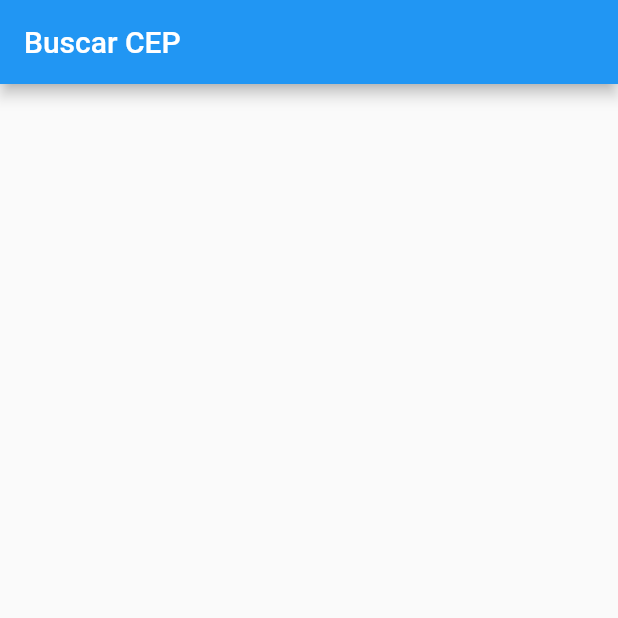
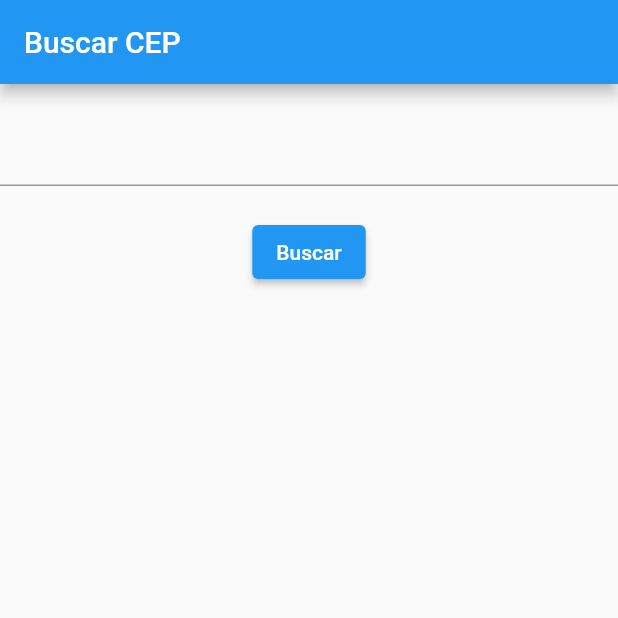
Before and after one commit to fabxw/cep_app_bloc, a Flutter app: the screen it shows after launch, on a phone screen of 412 x 824 dp, the top half of it. Run offline on Flutter 3.47's test engine with Material 2 defaults, Android fonts, the phone set to English and light mode, and no system bars; our stand-ins replace dio.

Commit message:
base busca cep sem bloc ok

```diff
--- a/lib/pages/home_page.dart
+++ b/lib/pages/home_page.dart
@@ -1,3 +1,6 @@
+import 'package:cep_app_bloc/models/endereco_model.dart';
+import 'package:cep_app_bloc/repositories/cep_repository.dart';
+import 'package:cep_app_bloc/repositories/cep_repository_impl.dart';
 import 'package:flutter/material.dart';
 
 class HomePage extends StatefulWidget {
@@ -8,13 +11,82 @@ class HomePage extends StatefulWidget {
 }
 
 class _HomePageState extends State<HomePage> {
+  final CepRepository cepRepository = CepRepositoryImpl();
+  EnderecoModel? enderecoModel;
+  bool loadling = false;
+
+  final formKey = GlobalKey<FormState>();
+  final cepEditControl = TextEditingController();
+
+  @override
+  void dispose() {
+    cepEditControl.dispose();
+    super.dispose();
+  }
+
   @override
   Widget build(BuildContext context) {
     return Scaffold(
       appBar: AppBar(
         title: const Text('Buscar CEP'),
       ),
-      body: Container(),
+      body: SingleChildScrollView(
+        child: Form(
+          key: formKey,
+          child: Column(
+            children: [
+              const SizedBox(height: 20),
+              TextFormField(
+                controller: cepEditControl,
+                validator: (value) {
+                  if (value == null || value.isEmpty) {
+                    return 'CEP obrigatório';
+                  }
+                  return null;
+                },
+              ),
+              const SizedBox(height: 20),
+              ElevatedButton(
+                onPressed: () async {
+                  final valid = formKey.currentState?.validate() ?? false;
+                  if (valid) {
+                    try {
+                      setState(() {
+                        loadling = true;
+                      });
+                      final endereco =
+                          await cepRepository.getCep(cepEditControl.text);
+                      setState(() {
+                        loadling = false;
+                        enderecoModel = endereco;
+                      });
+                    } catch (e) {
+                      setState(() {
+                        loadling = false;
+                        enderecoModel = null;
+                      });
+                      ScaffoldMessenger.of(context).showSnackBar(const SnackBar(
+                          content: Text('Erro ao buscar endereço')));
+                    }
+                  }
+                },
+                child: const Text('Buscar'),
+              ),
+              const SizedBox(height: 50),
+              Visibility(
+                visible: enderecoModel != null,
+                child: Text(
+                    'Cidade: ${enderecoModel?.localidade} \nEstado: ${enderecoModel?.uf} \nBairro: ${enderecoModel?.bairro} \nLogradouro: ${enderecoModel?.logradouro} \nComplemento: ${enderecoModel?.complemento}'),
+              ),
+              const SizedBox(height: 50),
+              Visibility(
+                visible: loadling,
+                child: const CircularProgressIndicator(),
+              ),
+            ],
+          ),
+        ),
+      ),
     );
   }
 }
```
